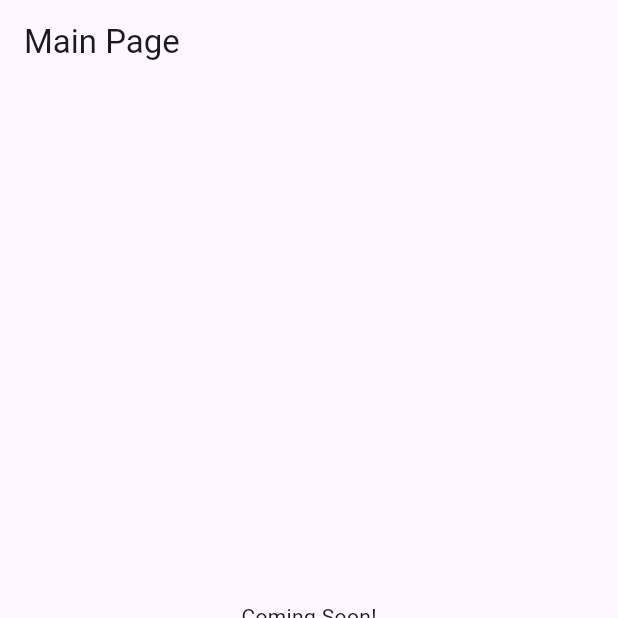
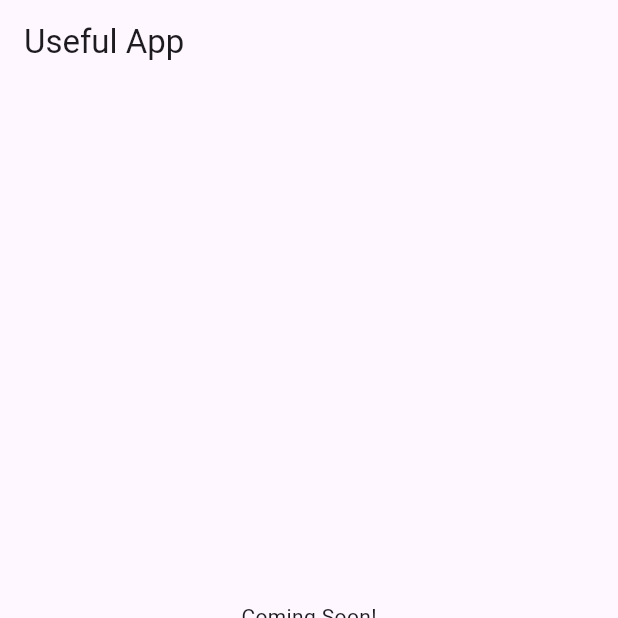
Before and after one commit to Hermais/useful-app, a Flutter app: the screen it shows after launch, item 2 of the bottom bar chosen, on a phone screen of 412 x 824 dp, the top half of it. Run offline on Flutter 3.47's test engine with Material 3 defaults, Android fonts, the phone set to English and light mode, and no system bars; our stand-ins replace bloc, flutter_bloc, image_picker.

```diff
--- a/lib/features/landing_page/presentation/pages/landing_page.dart
+++ b/lib/features/landing_page/presentation/pages/landing_page.dart
@@ -52,7 +52,7 @@ class _MainPageState extends State<MainPage> {
   Widget build(BuildContext context) {
     return Scaffold(
       appBar: AppBar(
-        title: const Text('Main Page'),
+        title: const Text('Useful App'),
       ),
       body: _pagesList[_selectedIndex],
       bottomNavigationBar: MainBottomNavigationBar(
```
